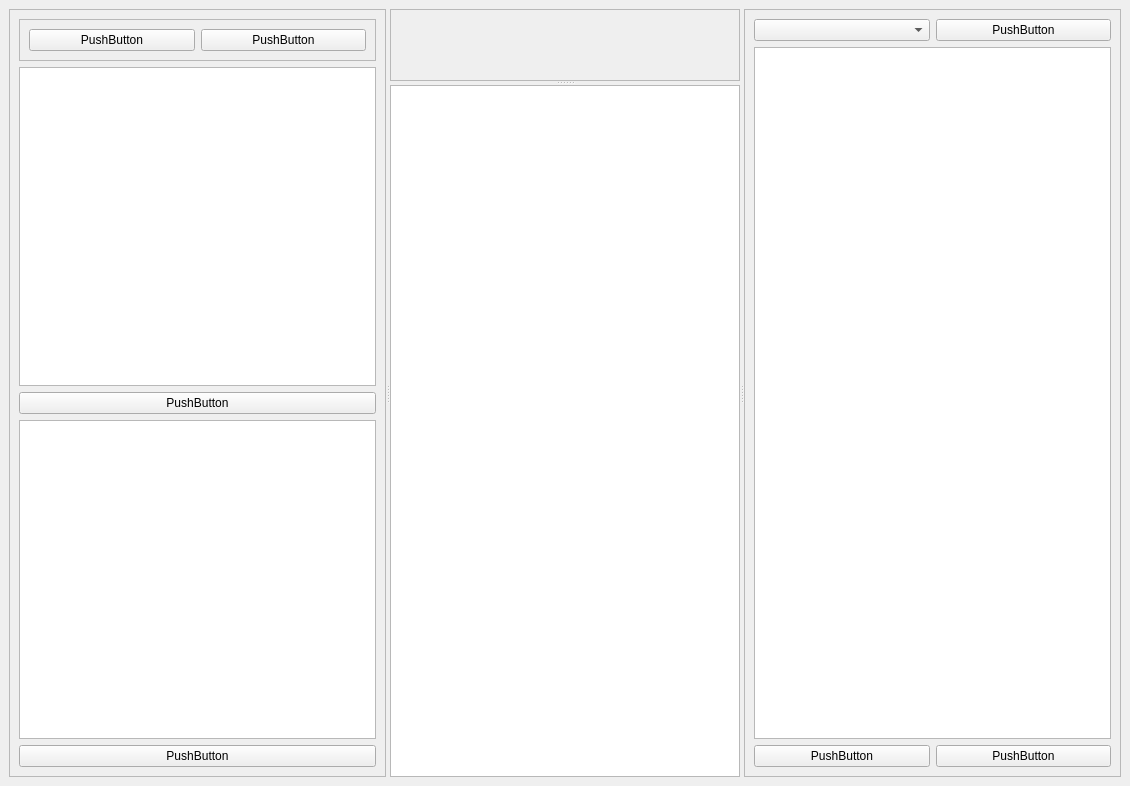
First picture: the form in paws/ui/qtui/basic.ui, repository slaclab/paws, before the edit.
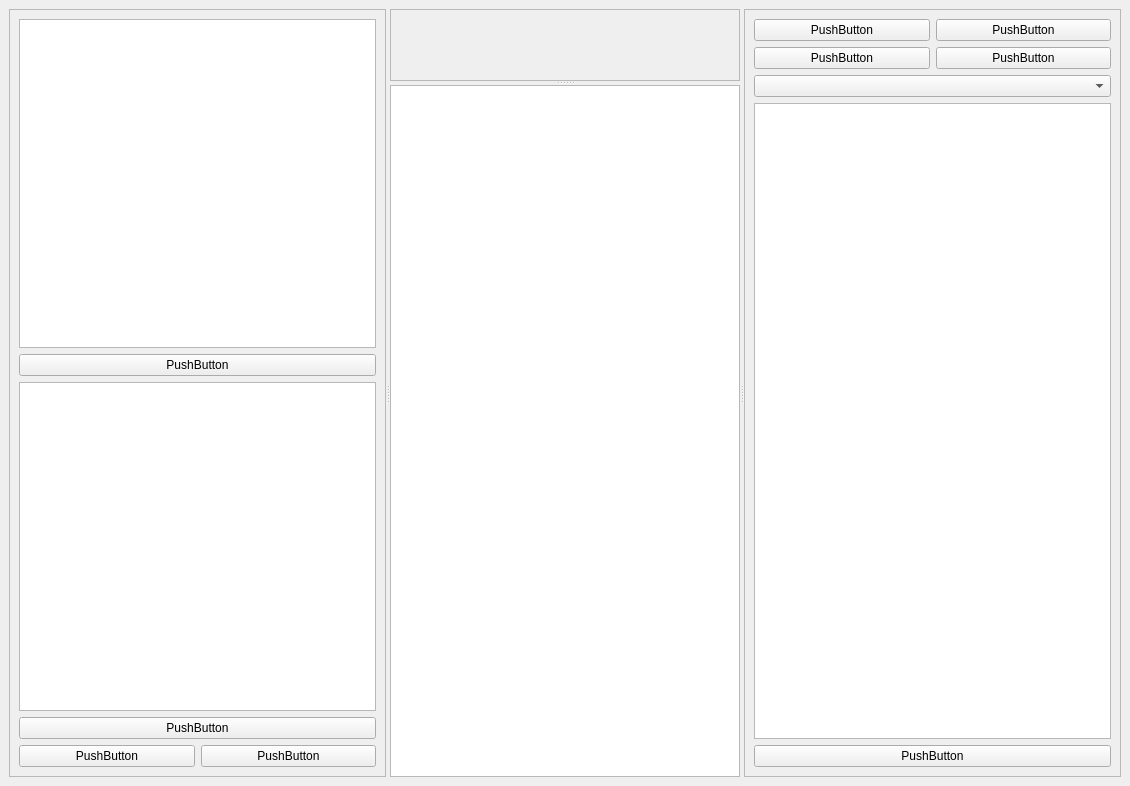
Second picture: the form after the edit.

Commit message: plugins and workflows save and load separately

```diff
--- a/paws/ui/qtui/basic.ui
+++ b/paws/ui/qtui/basic.ui
@@ -31,6 +31,13 @@
         <enum>QFrame::Raised</enum>
        </property>
        <layout class="QGridLayout" name="gridLayout_4">
+        <item row="10" column="0">
+         <widget class="QPushButton" name="save_plugins_button">
+          <property name="text">
+           <string>PushButton</string>
+          </property>
+         </widget>
+        </item>
         <item row="8" column="0" colspan="2">
          <widget class="QPushButton" name="edit_plugins_button">
           <property name="text">
@@ -51,30 +58,11 @@
         <item row="7" column="0" colspan="2">
          <widget class="QTreeView" name="plugin_tree"/>
         </item>
-        <item row="1" column="0" colspan="2">
-         <widget class="QFrame" name="io_frame">
-          <property name="frameShape">
-           <enum>QFrame::StyledPanel</enum>
+        <item row="10" column="1">
+         <widget class="QPushButton" name="load_plugins_button">
+          <property name="text">
+           <string>PushButton</string>
           </property>
-          <property name="frameShadow">
-           <enum>QFrame::Raised</enum>
-          </property>
-          <layout class="QGridLayout" name="gridLayout_3">
-           <item row="0" column="0">
-            <widget class="QPushButton" name="save_button">
-             <property name="text">
-              <string>PushButton</string>
-             </property>
-            </widget>
-           </item>
-           <item row="0" column="1">
-            <widget class="QPushButton" name="load_button">
-             <property name="text">
-              <string>PushButton</string>
-             </property>
-            </widget>
-           </item>
-          </layout>
          </widget>
         </item>
        </layout>
@@ -113,33 +101,47 @@
         <enum>QFrame::Raised</enum>
        </property>
        <layout class="QGridLayout" name="gridLayout">
-        <item row="9" column="0">
-         <widget class="QPushButton" name="run_wf_button">
-          <property name="text">
-           <string>PushButton</string>
-          </property>
-         </widget>
+        <item row="6" column="0" colspan="2">
+         <widget class="QTreeView" name="wf_tree"/>
         </item>
         <item row="1" column="0">
+         <widget class="QPushButton" name="save_wf_button">
+          <property name="text">
+           <string>PushButton</string>
+          </property>
+         </widget>
+        </item>
+        <item row="3" column="0" colspan="2">
          <widget class="QComboBox" name="wf_selector"/>
         </item>
-        <item row="4" column="0" colspan="2">
-         <widget class="QTreeView" name="wf_tree"/>
-        </item>
-        <item row="9" column="1">
-         <widget class="QPushButton" name="edit_wf_button">
-          <property name="text">
-           <string>PushButton</string>
-          </property>
-         </widget>
-        </item>
         <item row="1" column="1">
+         <widget class="QPushButton" name="load_wf_button">
+          <property name="text">
+           <string>PushButton</string>
+          </property>
+         </widget>
+        </item>
+        <item row="2" column="0">
          <widget class="QPushButton" name="add_wf_button">
           <property name="text">
            <string>PushButton</string>
           </property>
          </widget>
         </item>
+        <item row="2" column="1">
+         <widget class="QPushButton" name="edit_wf_button">
+          <property name="text">
+           <string>PushButton</string>
+          </property>
+         </widget>
+        </item>
+        <item row="11" column="0" colspan="2">
+         <widget class="QPushButton" name="run_wf_button">
+          <property name="text">
+           <string>PushButton</string>
+          </property>
+         </widget>
+        </item>
        </layout>
       </widget>
      </widget>
```
The commit also changes 1 other file.
